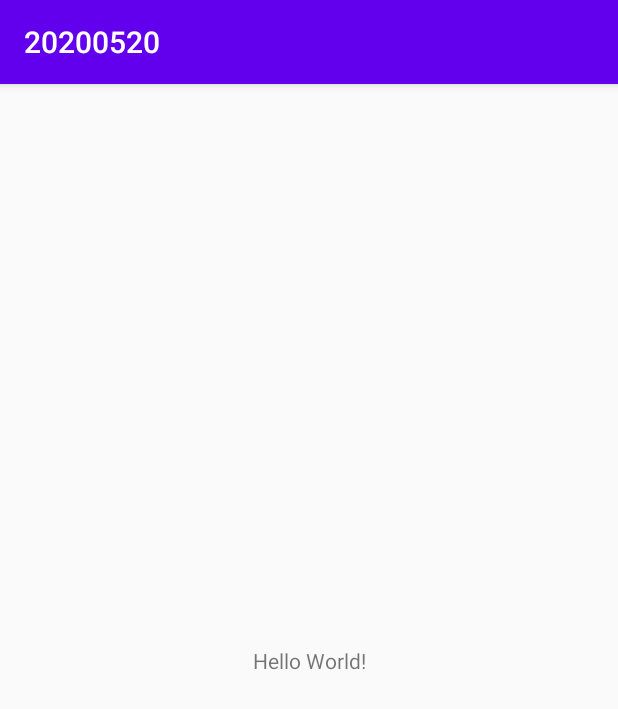
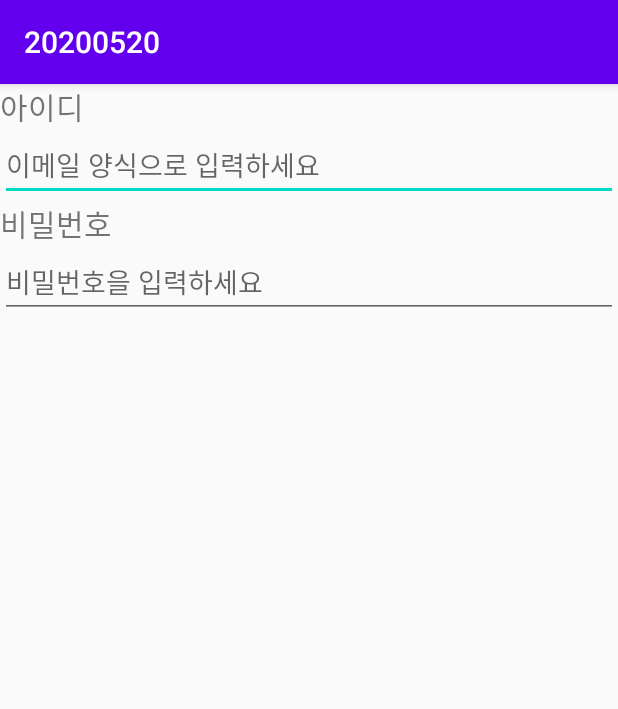
Before and after one commit to kimhaneui/20200520, an Android app: the screen it shows after launch (MainActivity), on a phone screen of 412 x 824 dp. Shown: the top 709 px of the screen. Run offline under Robolectric (Android 15) with nearby library versions, the phone set to English and light mode, and no system bars.

Commit message:
텍스트뷰랑 에딧텍스트

```diff
--- a/app/src/main/res/layout/activity_main.xml
+++ b/app/src/main/res/layout/activity_main.xml
@@ -1,18 +1,34 @@
 <?xml version="1.0" encoding="utf-8"?>
-<androidx.constraintlayout.widget.ConstraintLayout xmlns:android="http://schemas.android.com/apk/res/android"
+<LinearLayout xmlns:android="http://schemas.android.com/apk/res/android"
     xmlns:app="http://schemas.android.com/apk/res-auto"
     xmlns:tools="http://schemas.android.com/tools"
     android:layout_width="match_parent"
     android:layout_height="match_parent"
+    android:orientation="vertical"
     tools:context=".MainActivity">
+
+    <TextView
+    android:layout_width="wrap_content"
+    android:layout_height="wrap_content"
+    android:text="아이디"
+    android:textSize="20sp"/>
+
+    <EditText
+        android:layout_width="match_parent"
+        android:layout_height="wrap_content"
+        android:hint="이메일 양식으로 입력하세요" />
 
     <TextView
         android:layout_width="wrap_content"
         android:layout_height="wrap_content"
-        android:text="Hello World!"
-        app:layout_constraintBottom_toBottomOf="parent"
-        app:layout_constraintLeft_toLeftOf="parent"
-        app:layout_constraintRight_toRightOf="parent"
-        app:layout_constraintTop_toTopOf="parent" />
+        android:text="비밀번호"
+        android:textSize="20sp"/>
 
-</androidx.constraintlayout.widget.ConstraintLayout>
+    <EditText
+        android:layout_width="match_parent"
+        android:layout_height="wrap_content"
+        android:hint="비밀번호을 입력하세요"
+        android:inputType="textPassword"/>
+
+
+</LinearLayout>
```
